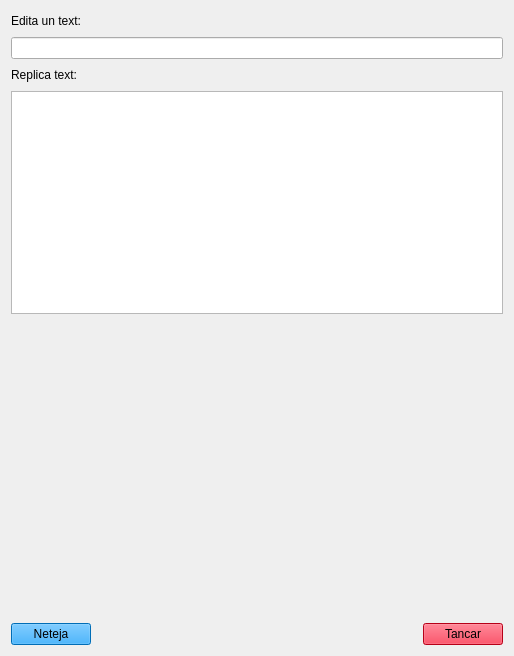
Old version of the form INTERFICIES/SESSIO_1/EXERCICI_5/myform.ui in the repository polvallsortiz/IDI.
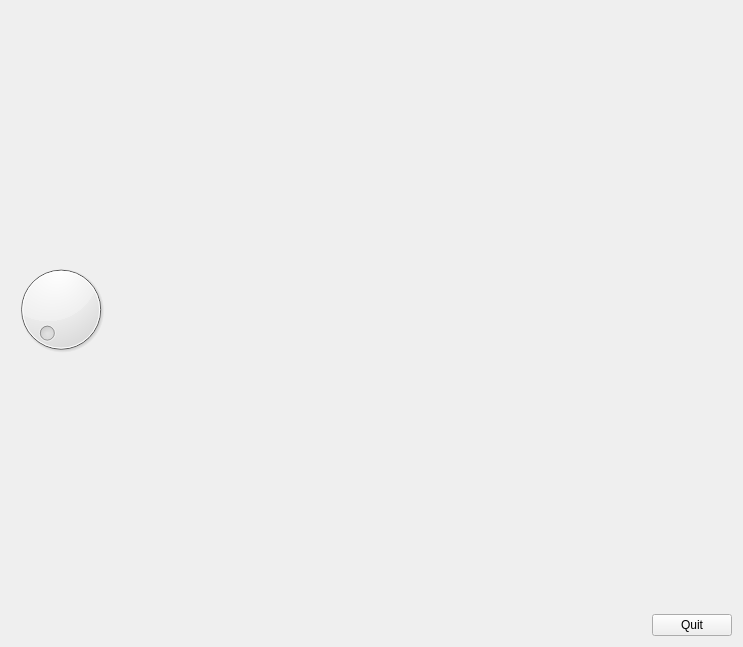
New version of the form.

Diff of the .ui file:
```diff
--- a/INTERFICIES/SESSIO_1/EXERCICI_5/myform.ui
+++ b/INTERFICIES/SESSIO_1/EXERCICI_5/myform.ui
@@ -6,131 +6,76 @@
    <rect>
     <x>0</x>
     <y>0</y>
-    <width>514</width>
-    <height>656</height>
+    <width>743</width>
+    <height>647</height>
    </rect>
   </property>
   <property name="windowTitle">
    <string>Form</string>
   </property>
-  <layout class="QVBoxLayout" name="verticalLayout_5">
+  <layout class="QVBoxLayout" name="verticalLayout">
    <item>
-    <layout class="QVBoxLayout" name="verticalLayout_4">
+    <layout class="QHBoxLayout" name="horizontalLayout_2">
      <item>
-      <layout class="QVBoxLayout" name="verticalLayout_3">
+      <layout class="QHBoxLayout" name="horizontalLayout">
        <item>
-        <layout class="QVBoxLayout" name="verticalLayout">
-         <item>
-          <layout class="QHBoxLayout" name="horizontalLayout">
-           <item>
-            <widget class="QLabel" name="label">
-             <property name="text">
-              <string>Edita un text:</string>
-             </property>
-            </widget>
-           </item>
-           <item>
-            <spacer name="horizontalSpacer">
-             <property name="orientation">
-              <enum>Qt::Horizontal</enum>
-             </property>
-             <property name="sizeHint" stdset="0">
-              <size>
-               <width>238</width>
-               <height>20</height>
-              </size>
-             </property>
-            </spacer>
-           </item>
-          </layout>
-         </item>
-         <item>
-          <widget class="QLineEdit" name="lineEdit"/>
-         </item>
-        </layout>
+        <widget class="QDial" name="dial">
+         <property name="minimum">
+          <number>1</number>
+         </property>
+         <property name="maximum">
+          <number>50</number>
+         </property>
+        </widget>
        </item>
        <item>
-        <layout class="QVBoxLayout" name="verticalLayout_2">
-         <item>
-          <layout class="QHBoxLayout" name="horizontalLayout_2">
-           <item>
-            <widget class="QLabel" name="label_2">
-             <property name="text">
-              <string>Replica text:</string>
-             </property>
-            </widget>
-           </item>
-           <item>
-            <spacer name="horizontalSpacer_2">
-             <property name="orientation">
-              <enum>Qt::Horizontal</enum>
-             </property>
-             <property name="sizeHint" stdset="0">
-              <size>
-               <width>238</width>
-               <height>20</height>
-              </size>
-             </property>
-            </spacer>
-           </item>
-          </layout>
-         </item>
-         <item>
-          <widget class="QTextEdit" name="textEdit_2"/>
-         </item>
-        </layout>
+        <widget class="QLabel" name="label">
+         <property name="enabled">
+          <bool>true</bool>
+         </property>
+         <property name="text">
+          <string/>
+         </property>
+        </widget>
        </item>
       </layout>
      </item>
      <item>
-      <spacer name="verticalSpacer">
+      <spacer name="horizontalSpacer">
        <property name="orientation">
-        <enum>Qt::Vertical</enum>
+        <enum>Qt::Horizontal</enum>
        </property>
        <property name="sizeHint" stdset="0">
         <size>
-         <width>20</width>
-         <height>58</height>
+         <width>38</width>
+         <height>20</height>
         </size>
        </property>
       </spacer>
      </item>
+    </layout>
+   </item>
+   <item>
+    <layout class="QHBoxLayout" name="horizontalLayout_3">
      <item>
-      <layout class="QHBoxLayout" name="horizontalLayout_3">
-       <item>
-        <widget class="QPushButton" name="pushButton">
-         <property name="styleSheet">
-          <string notr="true">background-color:#09f</string>
-         </property>
-         <property name="text">
-          <string>Neteja</string>
-         </property>
-        </widget>
-       </item>
-       <item>
-        <spacer name="horizontalSpacer_3">
-         <property name="orientation">
-          <enum>Qt::Horizontal</enum>
-         </property>
-         <property name="sizeHint" stdset="0">
-          <size>
-           <width>158</width>
-           <height>20</height>
-          </size>
-         </property>
-        </spacer>
-       </item>
-       <item>
-        <widget class="QPushButton" name="pushButton_2">
-         <property name="styleSheet">
-          <string notr="true">background-color:#f02</string>
-         </property>
-         <property name="text">
-          <string>Tancar</string>
-         </property>
-        </widget>
-       </item>
-      </layout>
+      <spacer name="horizontalSpacer_2">
+       <property name="orientation">
+        <enum>Qt::Horizontal</enum>
+       </property>
+       <property name="sizeHint" stdset="0">
+        <size>
+         <width>40</width>
+         <height>20</height>
+        </size>
+       </property>
+      </spacer>
+     </item>
+     <item>
+      <widget class="QPushButton" name="pushButton">
+       <property name="text">
+        <string>Quit</string>
+       </property>
+      </widget>
      </item>
     </layout>
    </item>
```
Left out of the diff: 74 changed lines with no effect on the pictures.
